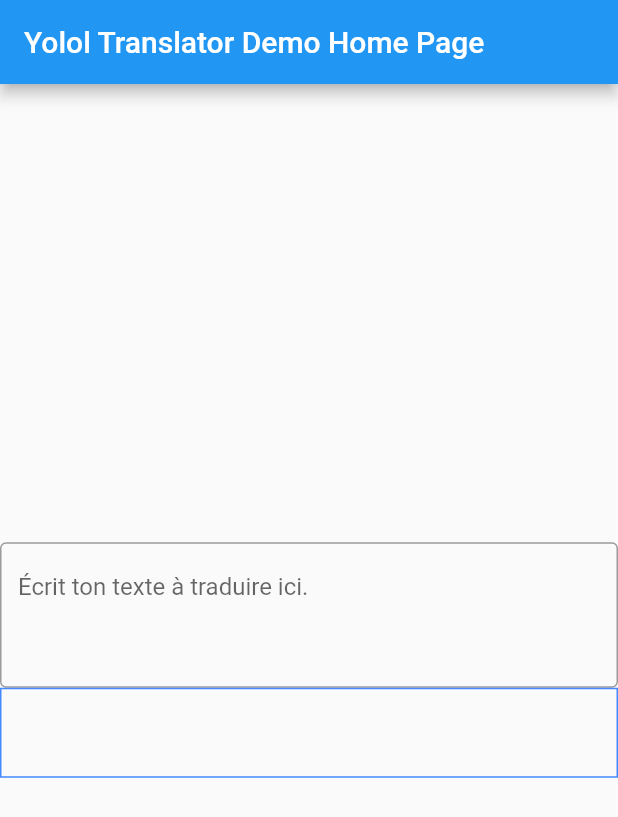
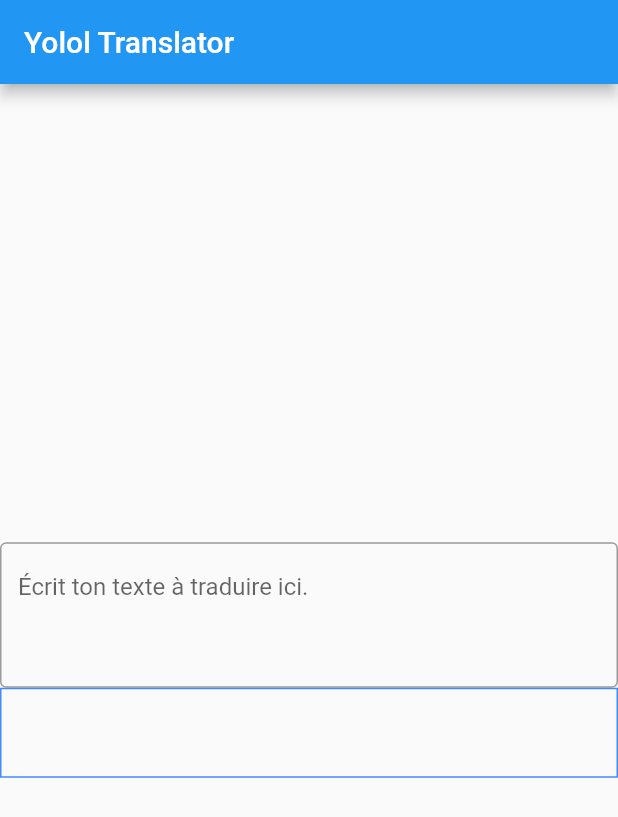
Before and after one commit to Baduit/YololTranslator, a Flutter app: the screen it shows after launch, on a phone screen of 412 x 824 dp. Shown: the top 817 px of the screen. Run offline on Flutter 3.47's test engine with Material 2 defaults, Android fonts, the phone set to English and light mode, and no system bars.

Commit message:
Update page title

```diff
--- a/gui_client/FlutterApp/yolol_translator/lib/main.dart
+++ b/gui_client/FlutterApp/yolol_translator/lib/main.dart
@@ -11,7 +11,7 @@ class MyApp extends StatelessWidget {
       theme: ThemeData(
         primarySwatch: Colors.blue,
       ),
-      home: MyHomePage(title: 'Yolol Translator Demo Home Page'),
+      home: MyHomePage(title: 'Yolol Translator'),
     );
   }
 }
```
